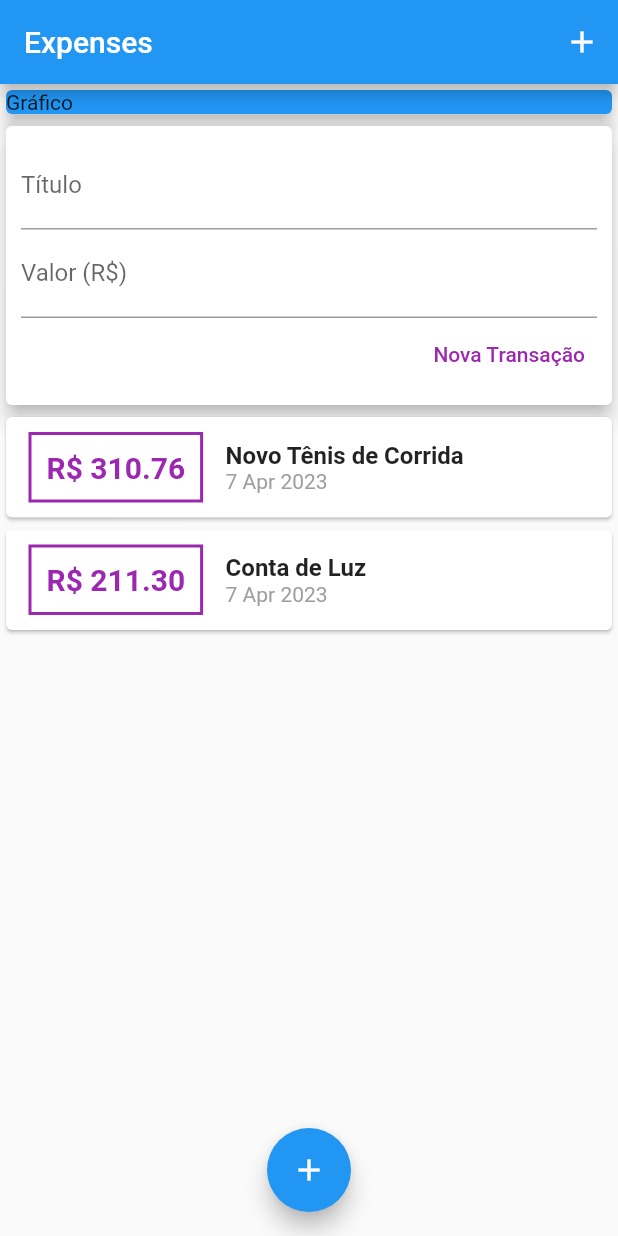
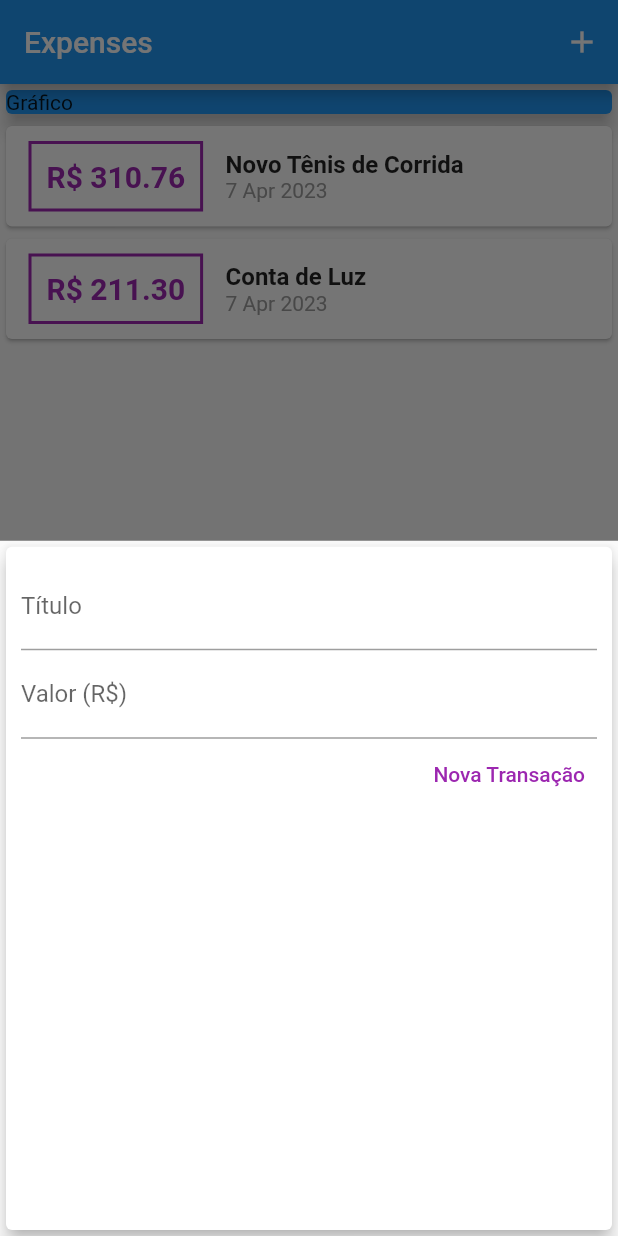
Before and after one commit to CharlesEdu07/ExpensesApp, a Flutter app: the screen it shows after launch, after a tap on the "add" icon, on a phone screen of 412 x 824 dp. Run offline on Flutter 3.47's test engine with Material 2 defaults, Android fonts, the phone set to English and light mode, and no system bars.

```diff
--- a/lib/components/transaction_user.dart
+++ /dev/null
@@ -1,51 +0,0 @@
-import 'dart:math';
-
-import 'package:flutter/material.dart';
-import '../models/transaction.dart';
-import './transaction_list.dart';
-import './transaction_form.dart';
-
-class TransactionUser extends StatefulWidget {
-  @override
-  State<TransactionUser> createState() => _TransactionUserState();
-}
-
-class _TransactionUserState extends State<TransactionUser> {
-  final _transactions = [
-    Transaction(
-      id: 't1',
-      title: 'Novo Tênis de Corrida',
-      value: 310.76,
-      date: DateTime.now(),
-    ),
-    Transaction(
-      id: 't2',
-      title: 'Conta de Luz',
-      value: 211.30,
-      date: DateTime.now(),
-    ),
-  ];
-
-  void _addTransaction(String title, double value) {
-    final newTransaction = Transaction(
-      id: Random().nextDouble().toString(),
-      title: title,
-      value: value,
-      date: DateTime.now(),
-    );
-
-    setState(() {
-      _transactions.add(newTransaction);
-    });
-  }
-
-  @override
-  Widget build(BuildContext context) {
-    return Column(
-      children: <Widget>[
-        TransactionForm(onSubmit: _addTransaction),
-        TransactionList(_transactions),
-      ],
-    );
-  }
-}
--- a/lib/main.dart
+++ b/lib/main.dart
@@ -1,6 +1,8 @@
 import 'package:flutter/material.dart';
+import 'dart:math';
 import './models/transaction.dart';
-import './components/transaction_user.dart';
+import './components/transaction_list.dart';
+import './components/transaction_form.dart';
 
 void main() => runApp(ExpensesApp());
 
@@ -14,7 +16,49 @@ class ExpensesApp extends StatelessWidget {
   }
 }
 
-class MyHomePage extends StatelessWidget {
+class MyHomePage extends StatefulWidget {
+  @override
+  State<MyHomePage> createState() => _MyHomePageState();
+}
+
+class _MyHomePageState extends State<MyHomePage> {
+  final _transactions = [
+    Transaction(
+      id: 't1',
+      title: 'Novo Tênis de Corrida',
+      value: 310.76,
+      date: DateTime.now(),
+    ),
+    Transaction(
+      id: 't2',
+      title: 'Conta de Luz',
+      value: 211.30,
+      date: DateTime.now(),
+    ),
+  ];
+
+  void _addTransaction(String title, double value) {
+    final newTransaction = Transaction(
+      id: Random().nextDouble().toString(),
+      title: title,
+      value: value,
+      date: DateTime.now(),
+    );
+
+    setState(() {
+      _transactions.add(newTransaction);
+    });
+  }
+
+  _openTransactionFormModal(BuildContext context) {
+    showModalBottomSheet(
+      context: context,
+      builder: (_) {
+        return TransactionForm(onSubmit: _addTransaction);
+      },
+    );
+  }
+
   @override
   Widget build(BuildContext context) {
     return Scaffold(
@@ -22,9 +66,10 @@ class MyHomePage extends StatelessWidget {
         title: Text('Expenses'),
         actions: [
           IconButton(
-            onPressed: () {},
+            onPressed: () => _openTransactionFormModal(context),
             icon: Icon(Icons.add),
-          ),],
+          ),
+        ],
       ),
       body: SingleChildScrollView(
         child: Column(
@@ -37,12 +82,16 @@ class MyHomePage extends StatelessWidget {
                 color: Colors.blue,
               ),
             ),
-            TransactionUser()
+            Column(
+              children: <Widget>[
+                TransactionList(_transactions),
+              ],
+            ),
           ],
         ),
       ),
       floatingActionButton: FloatingActionButton(
-        onPressed: () {},
+        onPressed: () => _openTransactionFormModal(context),
         child: Icon(Icons.add),
       ),
       floatingActionButtonLocation: FloatingActionButtonLocation.centerFloat,
```
